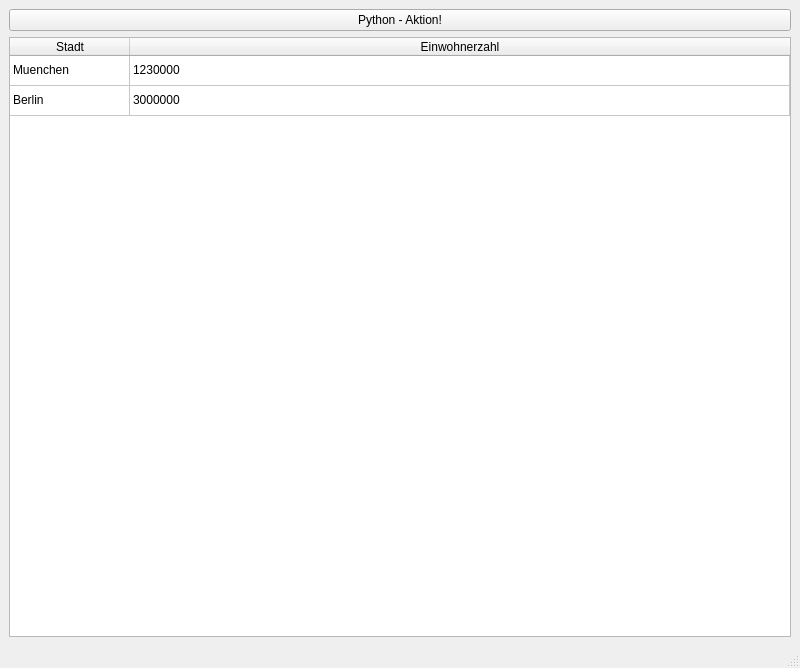
First picture: the form in ui/mainwindow.ui, repository soenkef/python_PyQT, before the edit.
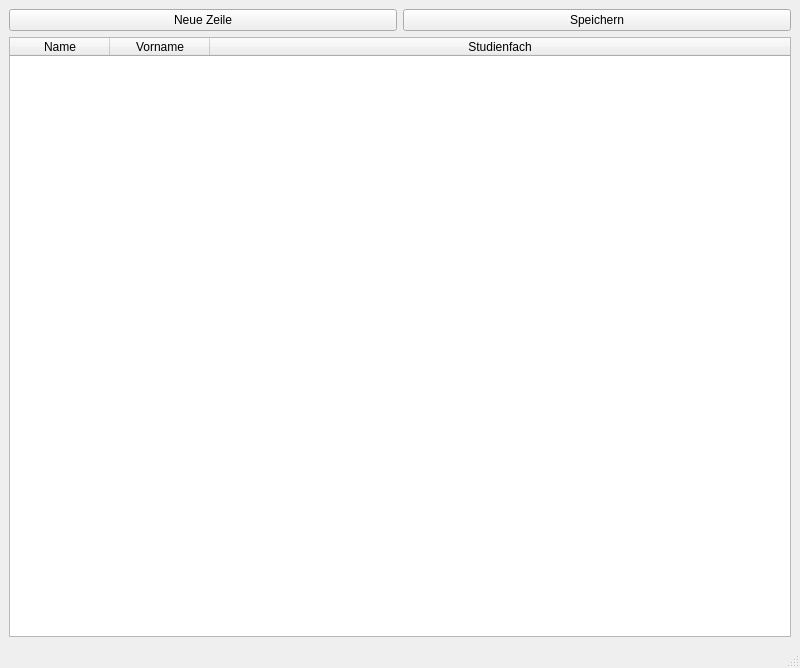
Second picture: the form after the edit.

Commit message: PyQT - Studierendenverwaltung mit Neuer Zeile, Änderungerkenneung und Speichern in csv-Datei gebaut

```diff
--- a/ui/mainwindow.ui
+++ b/ui/mainwindow.ui
@@ -16,79 +16,54 @@
   <widget class="QWidget" name="centralwidget">
    <layout class="QVBoxLayout" name="verticalLayout">
     <item>
-     <widget class="QPushButton" name="pushButton">
+     <layout class="QHBoxLayout" name="horizontalLayout">
+      <item>
+       <widget class="QPushButton" name="addRow">
       <property name="text">
-       <string>Python - Aktion!</string>
+         <string>Neue Zeile</string>
       </property>
      </widget>
     </item>
+      <item>
+       <widget class="QPushButton" name="saveFile">
+        <property name="text">
+         <string>Speichern</string>
+        </property>
+       </widget>
+      </item>
+     </layout>
+    </item>
+    <item>
+     <layout class="QVBoxLayout" name="verticalLayout_2">
     <item>
      <widget class="QTableWidget" name="tableWidget">
-      <property name="editTriggers">
-       <set>QAbstractItemView::AnyKeyPressed|QAbstractItemView::DoubleClicked</set>
-      </property>
-      <property name="gridStyle">
-       <enum>Qt::SolidLine</enum>
-      </property>
-      <attribute name="horizontalHeaderVisible">
+        <property name="sortingEnabled">
        <bool>true</bool>
-      </attribute>
-      <attribute name="horizontalHeaderDefaultSectionSize">
-       <number>120</number>
-      </attribute>
-      <attribute name="horizontalHeaderHighlightSections">
-       <bool>true</bool>
-      </attribute>
+        </property>
       <attribute name="horizontalHeaderStretchLastSection">
        <bool>true</bool>
       </attribute>
-      <attribute name="verticalHeaderVisible">
+        <attribute name="verticalHeaderStretchLastSection">
        <bool>false</bool>
       </attribute>
-      <attribute name="verticalHeaderHighlightSections">
-       <bool>true</bool>
-      </attribute>
-      <row>
-       <property name="text">
-        <string>0</string>
-       </property>
-      </row>
-      <row>
-       <property name="text">
-        <string>1</string>
-       </property>
-      </row>
       <column>
        <property name="text">
-        <string>Stadt</string>
+          <string>Name</string>
        </property>
       </column>
       <column>
        <property name="text">
-        <string>Einwohnerzahl</string>
-       </property>
-      </column>
-      <item row="0" column="0">
+          <string>Vorname</string>
+         </property>
+        </column>
+        <column>
        <property name="text">
-        <string>Muenchen</string>
-       </property>
-      </item>
-      <item row="0" column="1">
-       <property name="text">
-        <string>1230000</string>
-       </property>
-      </item>
-      <item row="1" column="0">
-       <property name="text">
-        <string>Berlin</string>
-       </property>
-      </item>
-      <item row="1" column="1">
-       <property name="text">
-        <string>3000000</string>
-       </property>
-      </item>
-     </widget>
+          <string>Studienfach</string>
+         </property>
+        </column>
+       </widget>
+      </item>
+     </layout>
     </item>
    </layout>
   </widget>
```
Lines whose indentation alone changed are shown as unchanged. The commit also changes 3 other files.
